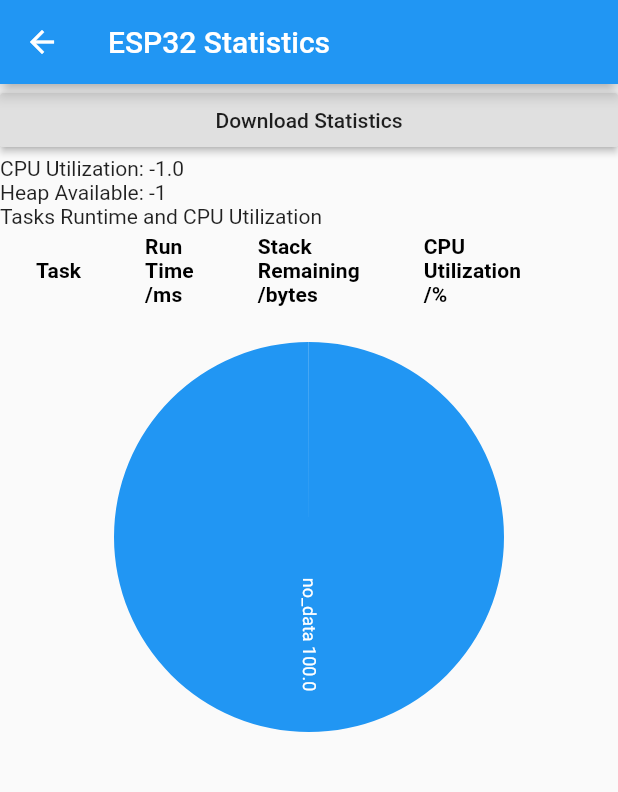
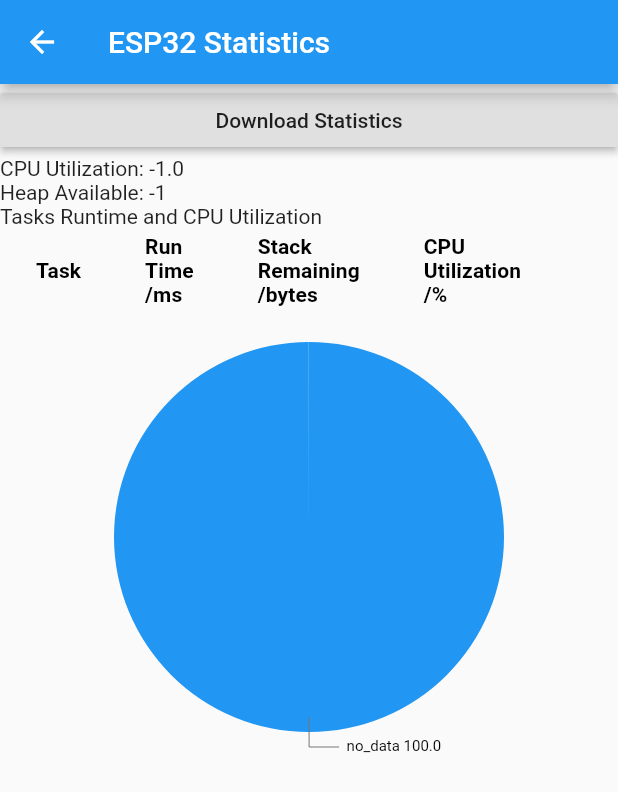
Before and after one commit to enrique-ramkissoon/esp32_diagnostics_app, a Flutter app: the StatsRoute screen opened by its route, on a phone screen of 412 x 824 dp. Shown: the top 792 px of the screen. Run offline on Flutter 3.47's test engine with Material 2 defaults, Android fonts, the phone set to English and light mode, and no system bars; our stand-ins replace charts_flutter, flutter_blue; statements that could not run were skipped.

Commit message:
Fix Labels

```diff
--- a/lib/StatsRoute.dart
+++ b/lib/StatsRoute.dart
@@ -65,7 +65,7 @@ class StatsRouteState extends State<StatsRoute>{
         measureFn: (StatsDatum stat, _) => stat.cpu,
         data: cpuData,
         // Set a label accessor to control the text of the arc label.
-        labelAccessorFn: (StatsDatum stat, _) => (stat.task + ' ' + stat.cpu.toStringAsFixed(1)),
+        labelAccessorFn: (StatsDatum stat, _) => (stat.task + ' ' + stat.cpu.toStringAsFixed(1) + '%'),
       )
     ];
   }
@@ -213,8 +213,12 @@ class StatsRouteState extends State<StatsRoute>{
 
                       tableRows.add(new DataRow(cells:[DataCell(Text(taskNames[i])),DataCell(Text(taskRuntimeMs.toStringAsFixed(0))),DataCell(Text(stacks[i+1])), DataCell(Text(taskCpuUtil.toStringAsFixed(2)))]));
 
-                      cpuData.add(new StatsDatum(taskNames[i],taskCpuUtil));
-                      statSeries = updateListData();
+                      if(taskNames[i] != "IDLE")
+                      {
+                        cpuData.add(new StatsDatum(taskNames[i],taskCpuUtil));
+                        statSeries = updateListData();
+                      }
+
                     }
                   });
 
@@ -258,7 +262,8 @@ class StatsRouteState extends State<StatsRoute>{
                     animate: false,
                     defaultRenderer: new charts.ArcRendererConfig(arcRendererDecorators: [
                         new charts.ArcLabelDecorator(
-                            labelPosition: charts.ArcLabelPosition.inside,
+                            outsideLabelStyleSpec: new charts.TextStyleSpec(fontSize: 10),
+                            labelPosition: charts.ArcLabelPosition.outside,
                         )
                       ]
                     )
```
